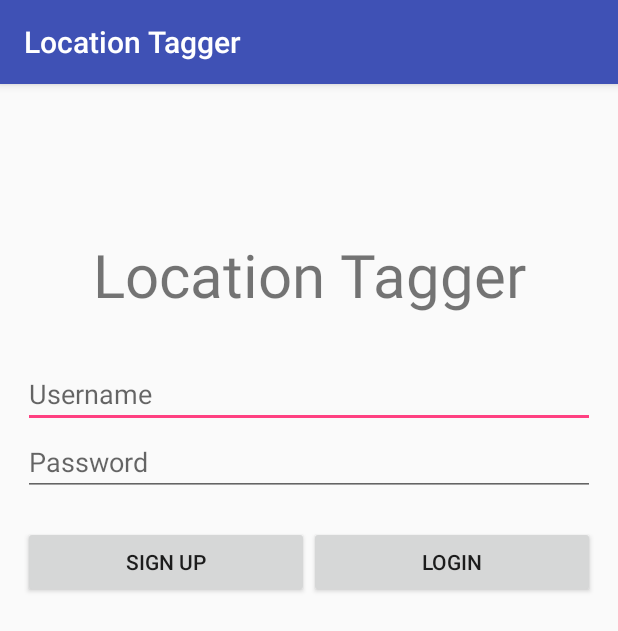
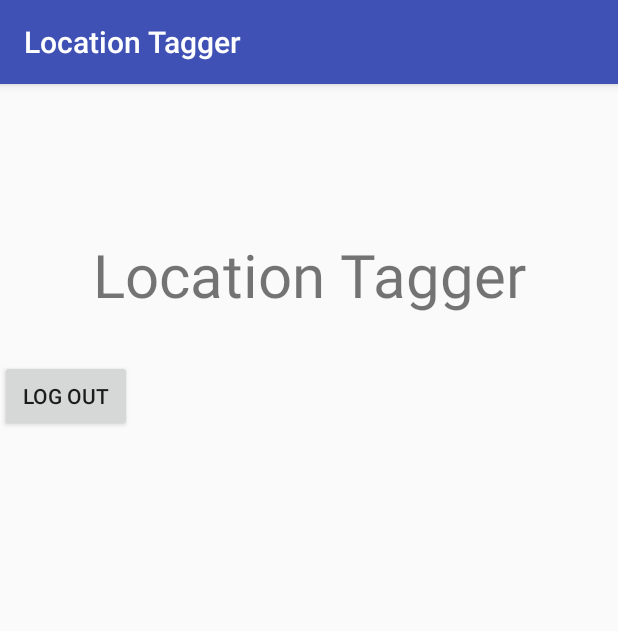
Before and after one commit to AlexBieg/LocationTagger, an Android app: the LoginActivity screen opened directly, with no data from a screen before it, on a phone screen of 412 x 824 dp. Shown: the top 631 px of the screen. Run offline under Robolectric (Android 15) with nearby library versions, the phone set to English and light mode, and no system bars; our stand-ins replace Firebase (no records; nobody signed in at launch, a user with empty details on screens opened directly).

Commit message:
LoginActivity authentication

```diff
--- a/LocationTagger/app/src/main/java/edu/uw/group2/locationtagger/LoginActivity.java
+++ b/LocationTagger/app/src/main/java/edu/uw/group2/locationtagger/LoginActivity.java
@@ -2,42 +2,173 @@ package edu.uw.group2.locationtagger;
 
 import android.content.Intent;
 import android.os.Bundle;
+import android.support.annotation.NonNull;
 import android.support.v7.app.AppCompatActivity;
+import android.text.TextUtils;
 import android.util.Log;
 import android.view.View;
 import android.widget.EditText;
+import android.widget.Toast;
 
-public class LoginActivity extends AppCompatActivity {
+import com.google.android.gms.tasks.OnCompleteListener;
+import com.google.android.gms.tasks.Task;
+import com.google.firebase.auth.AuthResult;
+import com.google.firebase.auth.FirebaseAuth;
+import com.google.firebase.auth.FirebaseUser;
+
+public class LoginActivity extends AppCompatActivity implements View.OnClickListener{
 
     private static final String TAG = "LoginActivity";
+
+    private EditText mEmailField;
+    private EditText mPasswordField;
+
+    private FirebaseAuth mAuth;
+
+    private FirebaseAuth.AuthStateListener mAuthListener;
 
     @Override
     protected void onCreate(Bundle savedInstanceState) {
         super.onCreate(savedInstanceState);
         setContentView(R.layout.activity_login);
 
-        View loginButton = findViewById(R.id.loginBtn);
-        loginButton.setOnClickListener( new View.OnClickListener() {
-            public void onClick(View v) {
-                Intent intent = new Intent(LoginActivity.this, MapsActivity.class);
+        mEmailField = (EditText) findViewById(R.id.field_email);
+        mPasswordField = (EditText) findViewById(R.id.field_password);
 
-                startActivity(intent);
+        findViewById(R.id.loginBtn).setOnClickListener(this);
+        findViewById(R.id.logOutBtn).setOnClickListener(this);
+        findViewById(R.id.signupBtn).setOnClickListener(this);
+
+        mAuth = FirebaseAuth.getInstance();
+
+        mAuthListener = new FirebaseAuth.AuthStateListener() {
+            @Override
+            public void onAuthStateChanged(@NonNull FirebaseAuth firebaseAuth) {
+                FirebaseUser user = firebaseAuth.getCurrentUser();
+                if (user != null) {
+                    Log.v(TAG, "onAuthStateChanged:signed_in" + user.getUid());
+                } else {
+                    Log.v(TAG, "onAuthStateChanged:signed_out");
+                }
+                updateUI(user);
             }
-        });
+        };
 
-        View signupButton = findViewById(R.id.signupBtn);
-        signupButton.setOnClickListener( new View.OnClickListener() {
-            public void onClick(View v) {
-                EditText userName = (EditText) findViewById(R.id.usernameTxt);
-                EditText password = (EditText) findViewById(R.id.passwordTxt);
+    }
 
-                Log.v(TAG, userName.getText().toString() + " " + password.getText().toString());
-                //Create account on firebase
-                //login with this button too
-                Intent intent = new Intent(LoginActivity.this, MapsActivity.class);
+    @Override
+    public void onStart() {
+        super.onStart();
+        mAuth.addAuthStateListener(mAuthListener);
+    }
 
-                startActivity(intent);
-            }
-        });
+    @Override
+    public void onStop() {
+        super.onStop();
+        if(mAuthListener != null) {
+            mAuth.removeAuthStateListener(mAuthListener);
+        }
+    }
+
+    private void logIn(String email, String password) {
+        Log.v(TAG, "LogIn: " + email);
+
+        if(!validateForm()) {
+            return;
+        }
+
+        mAuth.signInWithEmailAndPassword(email, password)
+                .addOnCompleteListener(this, new OnCompleteListener<AuthResult>() {
+                    @Override
+                    public void onComplete(@NonNull Task<AuthResult> task) {
+                        Log.v(TAG, "signInWithEmail:onComplete:" + task.isSuccessful());
+                        if (!task.isSuccessful()) {
+                            Toast.makeText(LoginActivity.this, "Authentication failed",
+                                    Toast.LENGTH_SHORT).show();
+                        } else {
+                            Intent intent = new Intent(LoginActivity.this, MapsActivity.class);
+                            startActivity(intent);
+                        }
+                    }
+                });
+    }
+
+    private void signUp(final String email, final String password) {
+        Log.v(TAG, "createAccount: " + email);
+
+        if(!validateForm()) {
+            return;
+        }
+
+        mAuth.createUserWithEmailAndPassword(email, password)
+                .addOnCompleteListener(this, new OnCompleteListener<AuthResult>() {
+                    @Override
+                    public void onComplete(@NonNull Task<AuthResult> task) {
+                        Log.v(TAG, "createUserWithEmail:onComplete:" + task.isSuccessful());
+                        if (!task.isSuccessful()) {
+                            Toast.makeText(LoginActivity.this, "Authentication failed",
+                                    Toast.LENGTH_SHORT).show();
+                        } else {
+                            Toast.makeText(LoginActivity.this, "Account created!",
+                                    Toast.LENGTH_SHORT).show();
+                            logIn(email, password);
+                        }
+                    }
+                });
+    }
+
+    private void logOut() {
+        mAuth.signOut();
+        updateUI(null);
+    }
+
+    private boolean validateForm() {
+        boolean valid = true;
+
+        String email = mEmailField.getText().toString();
+        if (TextUtils.isEmpty(email)) {
+            mEmailField.setError("Required.");
+            valid = false;
+        } else {
+            mEmailField.setError(null);
+        }
+
+        String password = mPasswordField.getText().toString();
+        if (TextUtils.isEmpty(password)) {
+            mPasswordField.setError("Required.");
+            valid = false;
+        } else {
+            mPasswordField.setError(null);
+        }
+
+        return valid;
+    }
+
+    private void updateUI(FirebaseUser user) {
+        if (user != null) {
+            findViewById(R.id.accountButtons).setVisibility(View.GONE);
+            findViewById(R.id.fields).setVisibility(View.GONE);
+            findViewById(R.id.logOutBtn).setVisibility(View.VISIBLE);
+        } else {
+            findViewById(R.id.accountButtons).setVisibility(View.VISIBLE);
+            findViewById(R.id.fields).setVisibility(View.VISIBLE);
+            findViewById(R.id.logOutBtn).setVisibility(View.GONE);
+        }
+    }
+
+    @Override
+    public void onClick(View v) {
+        switch(v.getId()) {
+            case R.id.loginBtn:
+                logIn(mEmailField.getText().toString(), mPasswordField.getText().toString());
+                break;
+            case R.id.signupBtn:
+                signUp(mEmailField.getText().toString(), mPasswordField.getText().toString());
+                break;
+            case R.id.logOutBtn:
+                logOut();
+                break;
+        }
+
     }
 }
--- a/LocationTagger/app/src/main/res/layout/activity_login.xml
+++ b/LocationTagger/app/src/main/res/layout/activity_login.xml
@@ -12,26 +12,33 @@
         android:layout_marginBottom="30dp"
         android:textSize="40dp"
         android:gravity="center"/>
-
+    <LinearLayout
+        android:id="@+id/fields"
+        android:orientation="vertical"
+        android:layout_width="match_parent"
+        android:layout_height="wrap_content">
         <EditText
-        android:id="@+id/usernameTxt"
+            android:id="@+id/field_email"
             android:layout_width="match_parent"
             android:layout_height="wrap_content"
-        android:inputType="text"
-        android:hint="Username"
+            android:inputType="textEmailAddress"
+            android:hint="Email"
             android:layout_marginLeft="15dp"
             android:layout_marginRight="15dp"/>
 
         <EditText
-        android:id="@+id/passwordTxt"
+            android:id="@+id/field_password"
             android:layout_width="match_parent"
             android:layout_height="wrap_content"
             android:inputType="textPassword"
             android:hint="Password"
             android:layout_marginLeft="15dp"
             android:layout_marginRight="15dp" />
+    </LinearLayout>
+
 
     <LinearLayout
+        android:id="@+id/accountButtons"
         android:layout_width="match_parent"
         android:layout_height="wrap_content"
         android:orientation="horizontal"
@@ -52,4 +59,16 @@
             android:text="Login"
             android:layout_weight="1"/>
     </LinearLayout>
+
+    <Button
+        android:id="@+id/logOutBtn"
+        android:layout_width="wrap_content"
+        android:layout_height="wrap_content"
+        android:layout_centerInParent="true"
+        android:laout_gravity="center"
+        android:text="Log Out"
+        android:visibility="gone" />
+
+
+
 </LinearLayout>
```
Lines whose indentation alone changed are shown as unchanged.
